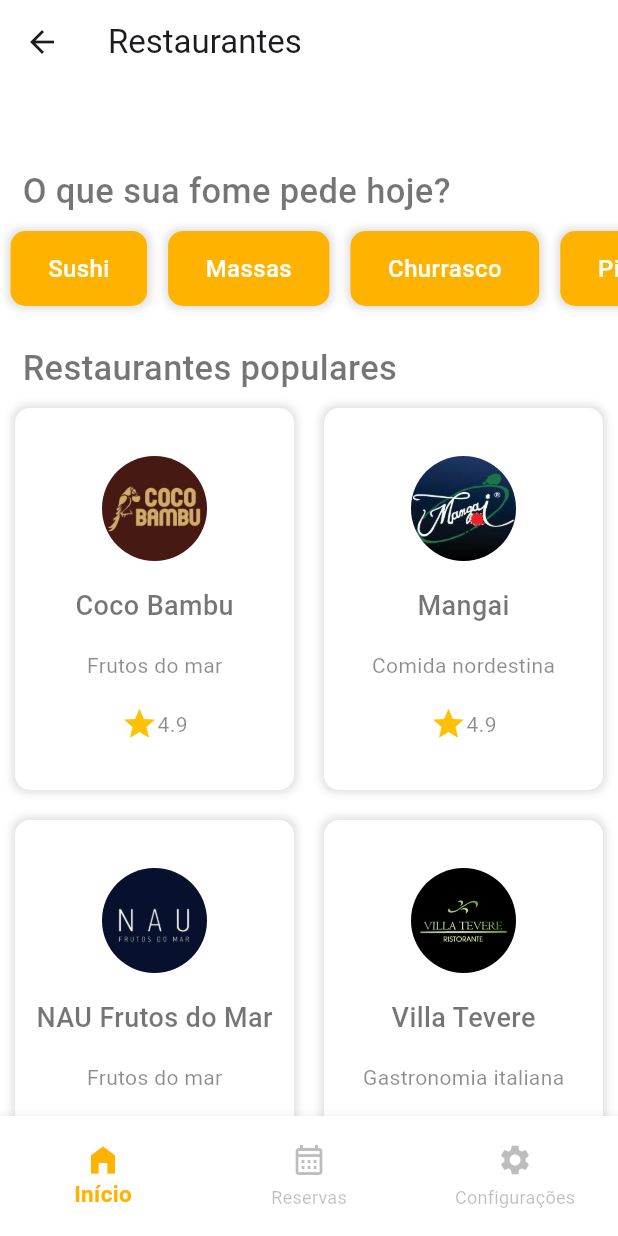
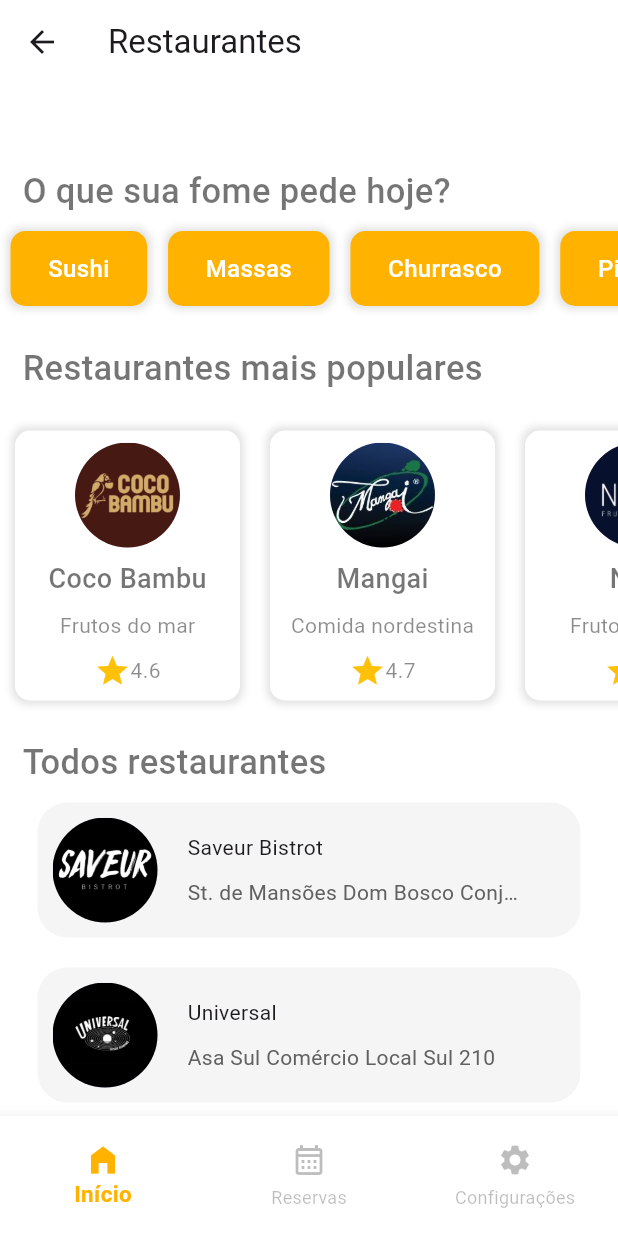
Before and after one commit to LucasDevMelo/smart-reservation, a Flutter app: the screen it shows after launch, after a tap on "Pular", on a phone screen of 412 x 824 dp. Run offline on Flutter 3.47's test engine with Material 3 defaults, Android fonts, the phone set to English and light mode, and no system bars.

Commit message:
reformulacao do design do app

```diff
--- a/lib/models/all_restaurants.dart
+++ b/lib/models/all_restaurants.dart
@@ -102,7 +102,7 @@
 
     //Nau
     Restaurant(
-      name: "NAU Frutos do Mar",
+      name: "NAU",
       imagePath: "naulogo.png",
       rating: "4.4",
       category: "Frutos do mar",
--- a/lib/screens/home_screen.dart
+++ b/lib/screens/home_screen.dart
@@ -9,11 +9,23 @@
   @override
   State<HomeScreen> createState() => _HomeScreenState();
 }
+
 class _HomeScreenState extends State<HomeScreen> {
-  // Navegar para a tela do restaurante
-  void navigateToRestaurantDetails(int index) {
+  void navigateToRestaurantDetails(int index, bool isPopular) {
     final allrestaurants = context.read<AllRestaurants>();
     final restaurantsData = allrestaurants.restaurantsData;
+    final popularRestaurants = restaurantsData.take(5).toList();
+
+    if (isPopular && index < popularRestaurants.length) {
+      Navigator.push(
+        context,
+        MaterialPageRoute(
+          builder: (context) => AppointmentScreen(
+            restaurant: popularRestaurants[index],
+          ),
+        ),
+      );
+    } else if (!isPopular && index < restaurantsData.length) {
       Navigator.push(
         context,
         MaterialPageRoute(
@@ -23,6 +35,9 @@
         ),
       );
     }
+  }
+
+
   List foods = [
     "Sushi",
     "Massas",
@@ -31,10 +46,12 @@
     "Hambúrguer",
     "Vegetariano",
   ];
+
   @override
   Widget build(BuildContext context) {
     final allrestaurants = context.read<AllRestaurants>();
     final restaurantsData = allrestaurants.restaurantsData;
+    final popularRestaurants = restaurantsData.take(5).toList();
     return Scaffold(
       backgroundColor: Colors.white,
       appBar: AppBar(
@@ -106,7 +123,7 @@
                   const Padding(
                     padding: EdgeInsets.only(left: 15),
                     child: Text(
-                      "Restaurantes populares",
+                      "Restaurantes mais populares",
                       style: TextStyle(
                         fontSize: 23,
                         fontWeight: FontWeight.w500,
@@ -114,20 +131,19 @@
                       ),
                     ),
                   ),
-                  GridView.builder(
-                    gridDelegate: const SliverGridDelegateWithFixedCrossAxisCount(
-                      crossAxisCount: 2,
-                      childAspectRatio: 0.75, // Ajustar a proporção para caber melhor na tela
-                    ),
-                    itemCount: restaurantsData.length,
-                    shrinkWrap: true,
-                    physics: const NeverScrollableScrollPhysics(),
+                  const SizedBox(height: 15),
+                  SizedBox(
+                    height: 200,
+                    child: ListView.builder(
+                      scrollDirection: Axis.horizontal,
+                      itemCount: popularRestaurants.length,
                       itemBuilder: (context, index) {
+                        if (index >= popularRestaurants.length) return Container();
                         return InkWell(
-                        onTap: () => navigateToRestaurantDetails(index),
+                          onTap: () => navigateToRestaurantDetails(index, true),
                           child: Container(
+                            width: 150,
                             margin: const EdgeInsets.all(10),
-                          padding: const EdgeInsets.symmetric(vertical: 15),
                             decoration: BoxDecoration(
                               color: Colors.white,
                               borderRadius: BorderRadius.circular(10),
@@ -144,10 +160,10 @@
                               children: [
                                 CircleAvatar(
                                   radius: 35,
-                                backgroundImage: AssetImage("images/${restaurantsData[index].imagePath}"),
+                                  backgroundImage: AssetImage("images/${popularRestaurants[index].imagePath}"),
                                 ),
                                 Text(
-                                restaurantsData[index].name,
+                                  popularRestaurants[index].name,
                                   style: const TextStyle(
                                     fontSize: 18,
                                     fontWeight: FontWeight.w500,
@@ -155,22 +171,22 @@
                                   ),
                                 ),
                                 Text(
-                                restaurantsData[index].category,
+                                  popularRestaurants[index].category,
                                   style: const TextStyle(
                                     color: Colors.black45,
                                   ),
                                 ),
-                              const Row(
+                                Row(
                                   mainAxisSize: MainAxisSize.min,
                                   mainAxisAlignment: MainAxisAlignment.center,
                                   children: [
-                                  Icon(
+                                    const Icon(
                                       Icons.star,
                                       color: Colors.amber,
                                     ),
                                     Text(
-                                    "4.9",
-                                    style: TextStyle(
+                                      "${popularRestaurants[index].rating}",
+                                      style: const TextStyle(
                                         color: Colors.black45,
                                       ),
                                     ),
@@ -182,6 +198,70 @@
                         );
                       },
                     ),
+                  ),
+
+                  const SizedBox(height: 15),
+                  const Padding(
+                    padding: EdgeInsets.only(left: 15),
+                    child: Text(
+                      "Todos restaurantes",
+                      style: TextStyle(
+                        fontSize: 23,
+                        fontWeight: FontWeight.w500,
+                        color: Colors.black54,
+                      ),
+                    ),
+                  ),
+                  ListView.builder(
+                    physics: NeverScrollableScrollPhysics(),
+                    shrinkWrap: true,
+                    itemCount: restaurantsData.length,
+                    itemBuilder: (context, index) {
+                      int reverseIndex = restaurantsData.length - 1 - index;
+                      if (index >= restaurantsData.length) return Container();
+                      return GestureDetector(
+                        onTap: () => navigateToRestaurantDetails(reverseIndex, false),
+                        child: Container(
+                          decoration: BoxDecoration(
+                            color: Colors.grey[100],
+                            borderRadius: BorderRadius.circular(20),
+                          ),
+                          margin: const EdgeInsets.symmetric(horizontal: 25, vertical: 10),
+                          padding: const EdgeInsets.all(10),
+                          child: Row(
+                            children: [
+                              CircleAvatar(
+                                radius: 35,
+                                backgroundImage: AssetImage("images/${restaurantsData[reverseIndex].imagePath}"),
+                              ),
+
+                              const SizedBox(width: 20),
+                              Column(
+                                crossAxisAlignment: CrossAxisAlignment.start,
+                                children: [
+                                  Text(
+                                    restaurantsData[reverseIndex].name,
+                                  ),
+                                  const SizedBox(height: 10),
+                                  Container(
+                                    constraints: BoxConstraints(
+                                      maxWidth: MediaQuery.of(context).size.width - 190,
+                                    ),
+                                    child: Text(
+                                      restaurantsData[reverseIndex].location,
+                                      style: TextStyle(color: Colors.grey[700]),
+                                      overflow: TextOverflow.ellipsis,
+                                    ),
+                                  ),
+                                ],
+                              ),
+                            ],
+                          ),
+                        ),
+                      );
+                    },
+                  ),
+
                 ],
               ),
             ),
```
Lines whose indentation alone changed are shown as unchanged.
